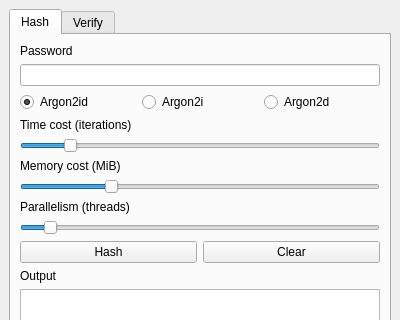
First picture: the form in src/mainwindow.ui, repository GlitchedPolygons/Argon2GUI, before the edit; both pictures show x 0 to 400 and y 0 to 320 of the 400 by 600 pixel window.
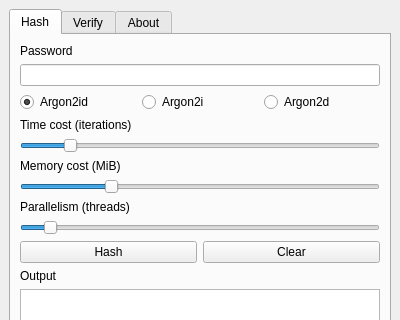
Second picture: the form after the edit. The open tabs and pages were chosen to show the change.

Commit message: Prepared "About" tab inside main window.

```diff
--- a/src/mainwindow.ui
+++ b/src/mainwindow.ui
@@ -232,6 +232,11 @@
         </item>
        </layout>
       </widget>
+      <widget class="QWidget" name="tab_3">
+       <attribute name="title">
+        <string>About</string>
+       </attribute>
+      </widget>
      </widget>
     </item>
    </layout>
```
Left out of the diff: 2 changed lines with no effect on the pictures.
